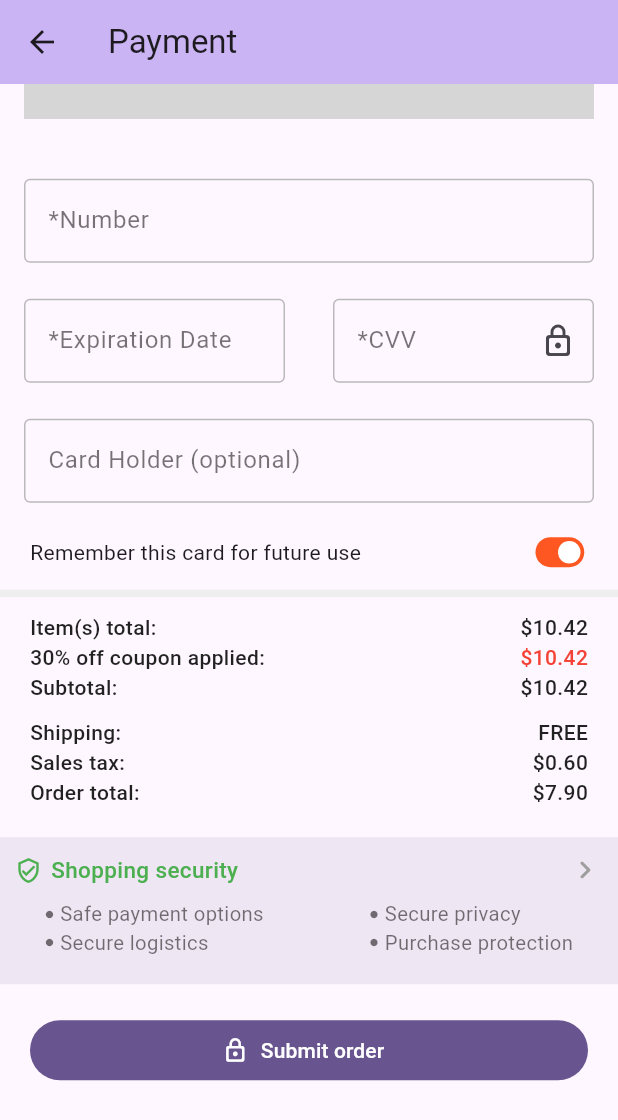
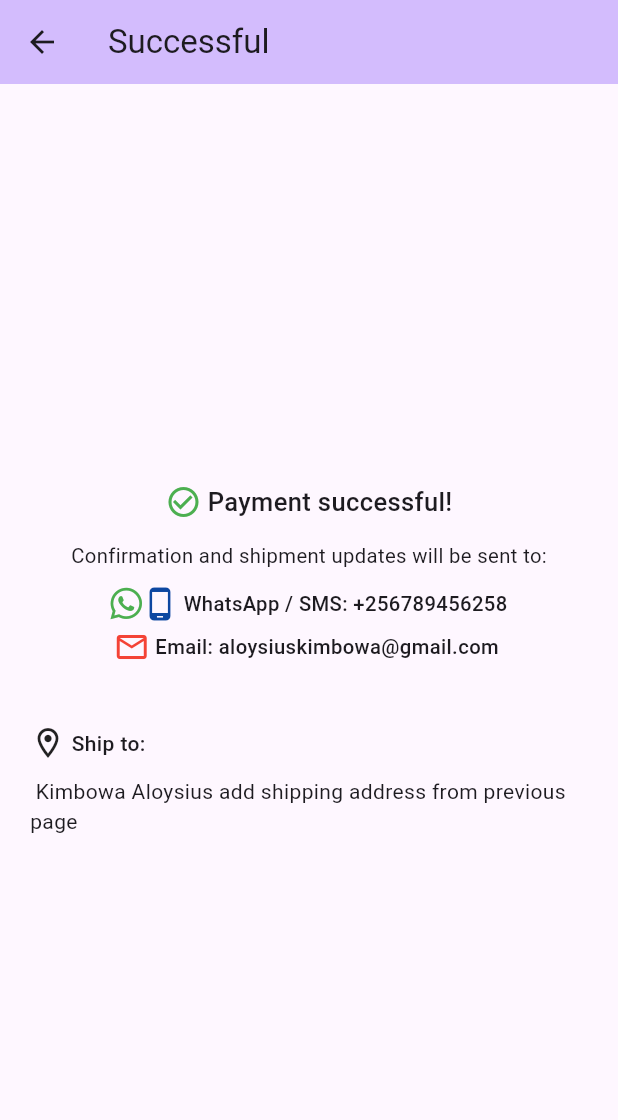
Before and after one commit to KimAloy/mellazine, a Flutter app: the CreditCardPaymentPage screen opened directly, scrolled down 210 dp, after a tap on "Submit order", on a phone screen of 412 x 824 dp. Shown: the top 1120 px of the screen. Run offline on Flutter 3.47's test engine with Material 2 defaults, Android fonts, the phone set to English and light mode, and no system bars; drawn by our look-alikes of flutter_credit_card; our stand-ins replace animated_text_kit, country_picker, fluttertoast, font_awesome_flutter, liquid_swipe, objectbox and 2 more; generated files the repository leaves out were written again; grey boxes are pictures that could not be loaded.

Commit message:
commit 3.1

```diff
--- /dev/null
+++ b/lib/models/payment_card_model.dart
@@ -0,0 +1,18 @@
+import 'package:objectbox/objectbox.dart';
+
+@Entity()
+class PaymentCardModel {
+  int id;
+   String cardNumber;
+   String expirationDate;
+   String cvv;
+  String? cardHolder;
+
+  PaymentCardModel({
+    this.id = 0,
+    required this.cardNumber,
+    required this.expirationDate,
+    this.cardHolder,
+    required this.cvv,
+  });
+}
--- a/lib/pages/add_address_page.dart
+++ b/lib/pages/add_address_page.dart
@@ -225,12 +225,12 @@ class _AddAddressPageState extends State<AddAddressPage> {
     return Column(
       crossAxisAlignment: CrossAxisAlignment.start,
       children: [
-        _infoTitle('Zip code'),
+        _infoTitle('*Zip code'),
         GoogleTextField(
           hintText: '',
           controller: _zipCodeController,
-          // validator: (value) =>
-          //     value!.isEmpty ? 'Please enter a valid zip code.' : null,
+          validator: (value) =>
+              value!.isEmpty ? 'Please enter a valid zip code.' : null,
         )
       ],
     );
--- a/lib/pages/credit_card_payment_page.dart
+++ b/lib/pages/credit_card_payment_page.dart
@@ -1,6 +1,9 @@
 import 'package:flutter/material.dart';
 import 'package:flutter_credit_card/credit_card_brand.dart';
 import 'package:flutter_credit_card/flutter_credit_card.dart';
+import 'package:mellazine/main.dart';
+import 'package:mellazine/models/payment_card_model.dart';
+import 'package:mellazine/pages/payment_successful_page.dart';
 
 import '../widgets/my_colored_container_divider.dart';
 import '../widgets/security_sustainability_widget.dart';
@@ -13,6 +16,8 @@ class CreditCardPaymentPage extends StatefulWidget {
 }
 
 class _CreditCardPaymentPageState extends State<CreditCardPaymentPage> {
+  int _objectBoxCardId = 0;
+  String _errorMessage = '';
   String cardNumber = '';
   String expiryDate = '';
   String cardHolderName = '';
@@ -21,6 +26,25 @@ class _CreditCardPaymentPageState extends State<CreditCardPaymentPage> {
   final GlobalKey<FormState> formKey = GlobalKey<FormState>();
 
   bool rememberThisCard = true;
+
+  bool _objectBoxPaymentCardExists = false;
+
+  @override
+  void initState() {
+    List<int> paymentCardIds = myObjectBox.paymentCardsExist();
+    if (paymentCardIds.isNotEmpty) {
+      _objectBoxPaymentCardExists = true;
+      final PaymentCardModel firstCard =
+          myObjectBox.getPaymentCard(paymentCardIds[0])!;
+      _objectBoxCardId = firstCard.id;
+      cardNumber = firstCard.cardNumber.toString();
+      expiryDate = firstCard.expirationDate.toString();
+      cvvCode = firstCard.cvv.toString();
+      cardHolderName =
+          firstCard.cardHolder == null ? '' : firstCard.cardHolder!;
+    }
+    super.initState();
+  }
 
   @override
   Widget build(BuildContext context) {
@@ -46,6 +70,7 @@ class _CreditCardPaymentPageState extends State<CreditCardPaymentPage> {
               _myPaddedWidget(
                 child: Column(
                   children: [
+                    // todo: replace values with data from riverpod
                     _orderInfo(title: 'Item(s) total:', cost: '\$10.42'),
                     _orderInfo(
                       title: '30% off coupon applied:',
@@ -69,6 +94,7 @@ class _CreditCardPaymentPageState extends State<CreditCardPaymentPage> {
               const SizedBox(height: 20),
               buildShoppingSecurity(context: context),
               const SizedBox(height: 20),
+              _buildErrorMessage(),
               _myPaddedWidget(
                 child: FilledButton.icon(
                   onPressed: _onValidate,
@@ -84,11 +110,51 @@ class _CreditCardPaymentPageState extends State<CreditCardPaymentPage> {
     );
   }
 
+  Widget _buildErrorMessage() {
+    return _errorMessage.isEmpty
+        ? const SizedBox.shrink()
+        : Column(
+            children: [
+              const SizedBox(height: 4),
+              Text(
+                _errorMessage,
+                textAlign: TextAlign.center,
+                style: const TextStyle(color: Colors.red),
+              ),
+              const SizedBox(height: 4),
+            ],
+          );
+  }
+
   void _onValidate() {
+    setState(() => _errorMessage = '');
     if (formKey.currentState!.validate()) {
-      print('valid!');
+      // print('valid');
+      if (rememberThisCard == true) {
+        final PaymentCardModel card = PaymentCardModel(
+          cardNumber: cardNumber.trim(),
+          expirationDate: expiryDate.trim(),
+          cvv: cvvCode.trim(),
+          cardHolder: cardHolderName.trim(),
+        );
+        if (_objectBoxPaymentCardExists == true) {
+          // update
+          myObjectBox.updatePaymentCard(
+              newCardInfo: card, id: _objectBoxCardId);
+        } else {
+          // create
+          myObjectBox.createPaymentCard(card);
+        }
+      }
+      // todo: implement payment
+      Navigator.push(context, MaterialPageRoute(builder: (_) {
+        return const PaymentSuccessfulPage();
+      }));
     } else {
-      print('invalid!');
+      setState(() {
+        _errorMessage = 'Please fill in the card details marked *';
+      });
+      // print('invalid!');
     }
   }
 
@@ -166,7 +232,7 @@ class _CreditCardPaymentPageState extends State<CreditCardPaymentPage> {
       themeColor: themeColor,
       // textColor: Colors.white,
       cardNumberDecoration: InputDecoration(
-        labelText: '*Number',
+        labelText: '*Card number',
         hintText: 'XXXX XXXX XXXX XXXX',
         hintStyle: TextStyle(color: themeColor),
         labelStyle: TextStyle(color: themeColor),
@@ -182,6 +248,7 @@ class _CreditCardPaymentPageState extends State<CreditCardPaymentPage> {
         border: border,
         labelText: '*Expiration Date',
         hintText: 'XX/XX',
+        errorMaxLines: 2,
       ),
       cvvCodeDecoration: InputDecoration(
         suffixIcon: const Icon(Icons.lock_outline_rounded),
@@ -192,9 +259,9 @@ class _CreditCardPaymentPageState extends State<CreditCardPaymentPage> {
         border: border,
         labelText: '*CVV',
         hintText: 'XXX',
+        errorMaxLines: 2,
       ),
       cardHolderDecoration: InputDecoration(
-
         hintStyle: TextStyle(color: themeColor),
         labelStyle: TextStyle(color: themeColor),
         focusedBorder: border,
--- /dev/null
+++ b/lib/pages/payment_successful_page.dart
@@ -0,0 +1,103 @@
+import 'package:flutter/material.dart';
+import 'package:font_awesome_flutter/font_awesome_flutter.dart';
+
+class PaymentSuccessfulPage extends StatelessWidget {
+  const PaymentSuccessfulPage({Key? key}) : super(key: key);
+
+  @override
+  Widget build(BuildContext context) {
+    return Scaffold(
+      appBar: AppBar(
+        backgroundColor: Theme.of(context).colorScheme.inversePrimary,
+        title: const Text('Successful'),
+      ),
+      body: Padding(
+        padding: const EdgeInsets.symmetric(horizontal: 20),
+        child: Column(
+          crossAxisAlignment: CrossAxisAlignment.start,
+          mainAxisAlignment: MainAxisAlignment.center,
+          children: [
+            const Row(
+              mainAxisAlignment: MainAxisAlignment.center,
+              children: [
+                Icon(Icons.check_circle_outline, color: Colors.green),
+                SizedBox(width: 4),
+                Text(
+                  'Payment successful!',
+                  style: TextStyle(fontWeight: FontWeight.w500, fontSize: 17),
+                ),
+              ],
+            ),
+            const SizedBox(height: 15),
+            const Center(
+              child: Text(
+                'Confirmation and shipment updates will be sent to:',
+                style: TextStyle(fontSize: 13.5),
+              ),
+            ),
+            const SizedBox(height: 10),
+            Row(
+              mainAxisAlignment: MainAxisAlignment.center,
+              children: [
+                const FaIcon(FontAwesomeIcons.whatsapp, color: Colors.green),
+                Icon(Icons.phone_android, color: Colors.blue.shade900),
+                const Text(
+                  // todo: replace email address with correct address
+                  ' WhatsApp / SMS: +256789456258',
+                  style: TextStyle(fontSize: 13.5, fontWeight: FontWeight.w500),
+                ),
+              ],
+            ),
+            SizedBox(height: 5),
+            const Row(
+              mainAxisAlignment: MainAxisAlignment.center,
+              children: [
+                Icon(Icons.email_outlined, color: Colors.red),
+                Text(
+                  // todo: replace email address with correct address
+                  ' Email: aloysiuskimbowa@gmail.com ',
+                  style: TextStyle(fontSize: 13.5, fontWeight: FontWeight.w500),
+                ),
+              ],
+            ),
+            const SizedBox(height: 40),
+            const Row(
+              children: [
+                Icon(Icons.room_outlined),
+                // todo replace name with correct name
+                Text(
+                  ' Ship to:',
+                  style: TextStyle(fontWeight: FontWeight.w500),
+                ),
+                // todo: FutureTodo: uncomment and implement
+                // const Spacer(),
+                // GestureDetector(
+                //   onTap: (){
+                //     // todo: navigate to address page
+                //     print('payment_successful_page: change address');
+                //   },
+                //   child: const Row(
+                //     children: [
+                //
+                //   Text(
+                //     'Change address',
+                //     style: TextStyle(color: Colors.deepOrange),
+                //   ),
+                //   Icon(
+                //     Icons.keyboard_arrow_right_rounded,
+                //     color: Colors.deepOrange,
+                //   ),
+                //     ],
+                //   ),
+                // )
+              ],
+            ),
+            const SizedBox(height: 10),
+            const Text(
+                ' Kimbowa Aloysius add shipping address from previous page'),
+          ],
+        ),
+      ),
+    );
+  }
+}
--- a/lib/repository/my_object_box.dart
+++ b/lib/repository/my_object_box.dart
@@ -1,3 +1,4 @@
+import 'package:mellazine/models/payment_card_model.dart';
 import 'package:mellazine/models/user_address_model.dart';
 import 'package:mellazine/objectbox.g.dart';
 
@@ -7,10 +8,12 @@ class MyObjectBox {
   late final Store _store;
   late final Box<ShoppingCartModel> _myShoppingCart;
   late final Box<AddAddressModel> _userAddress;
+  late final Box<PaymentCardModel> _paymentCard;
 
   MyObjectBox._init(this._store) {
     _myShoppingCart = Box<ShoppingCartModel>(_store);
     _userAddress = Box<AddAddressModel>(_store);
+    _paymentCard = Box<PaymentCardModel>(_store);
   }
 
   static Future<MyObjectBox> init() async {
@@ -112,4 +115,42 @@ class MyObjectBox {
     // print('my_object_box.. userIds: $userIds');
     return userIds;
   }
+
+  /// paymentCard
+  // READ
+  PaymentCardModel? getPaymentCard(int id) => _paymentCard.get(id);
+
+  // CREATE
+  int createPaymentCard(PaymentCardModel user) => _paymentCard.put(user);
+
+  // DELETE
+  bool deletePaymentCard(int id) => _paymentCard.remove(id);
+
+  // UPDATE
+  updatePaymentCard({
+    required PaymentCardModel newCardInfo,
+    required int id,
+  }) {
+    // Get the object back from the box
+    PaymentCardModel oldCardInfo = _paymentCard.get(id)!;
+    // Update the object
+    oldCardInfo.cardNumber = newCardInfo.cardNumber;
+    oldCardInfo.expirationDate = newCardInfo.expirationDate;
+    oldCardInfo.cvv = newCardInfo.cvv;
+    oldCardInfo.cardHolder = newCardInfo.cardHolder;
+    createPaymentCard(oldCardInfo);
+  }
+
+  // QUERY IF CARDS EXIST
+  List<int> paymentCardsExist() {
+    List<int> cardIds = [];
+    List<PaymentCardModel> users = _paymentCard.query().build().find();
+    for (var i in users) {
+      cardIds.add(i.id);
+    }
+    // deleteUserAddress(2);
+    // deleteUserAddress(3);
+    // print('my_object_box.. cardIds: $cardIds');
+    return cardIds;
+  }
 }
--- a/pubspec.yaml
+++ b/pubspec.yaml
@@ -26,6 +26,7 @@ dependencies:
   fluttertoast: ^8.2.2
   country_picker: ^2.0.20
   flutter_credit_card: ^3.0.7
+  font_awesome_flutter: ^10.5.0
 
 dev_dependencies:
   flutter_test:
```
Also changed, not shown: pubspec.lock.
